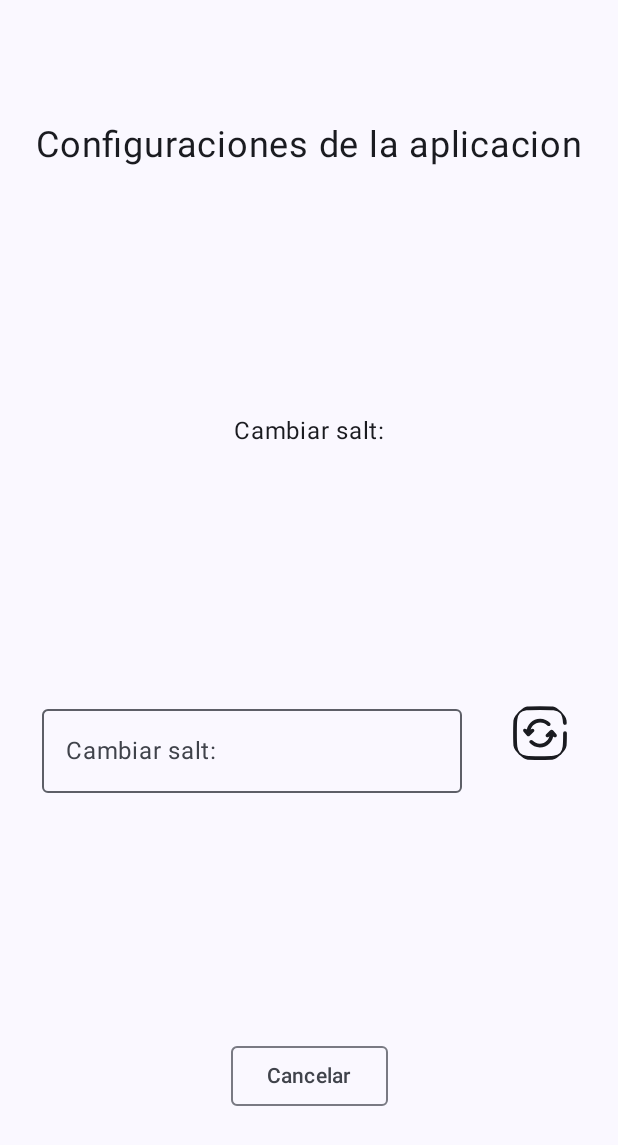
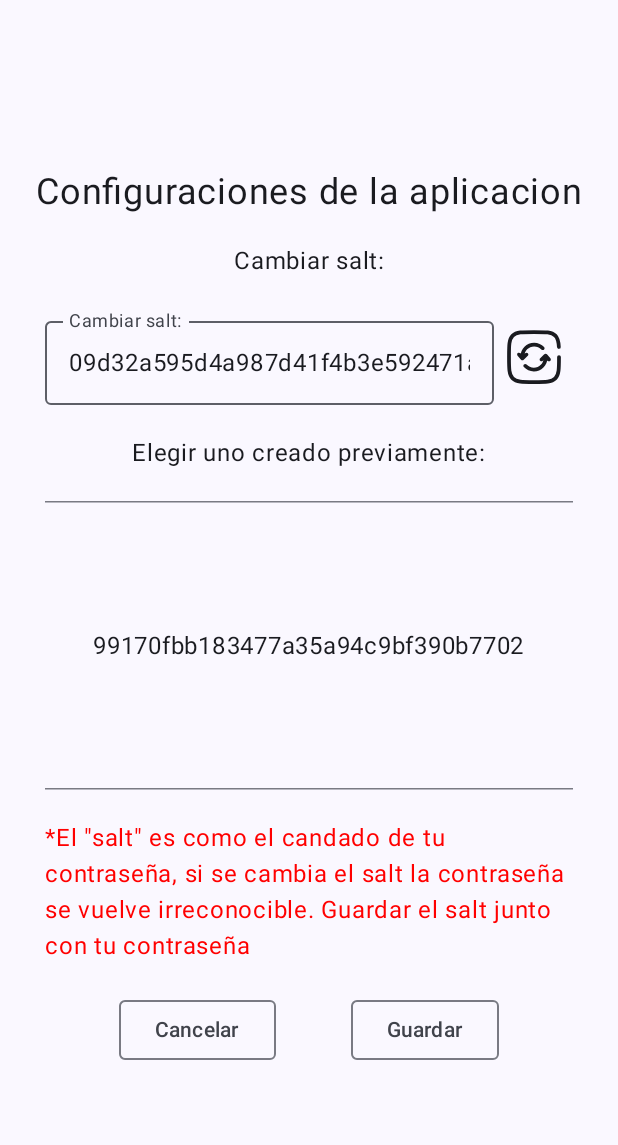
Before and after one commit to AlgorithmHappy/SimplePasswordManagerAndroi, an Android app built with Jetpack Compose: the screen it shows after launch (MainActivity), after a tap on "Abrir configuracion de aplicacion", on a phone screen of 412 x 824 dp. Shown: the top 1145 px of the screen. Run offline under Robolectric (Android 15) with nearby library versions, the phone set to English and light mode, and no system bars; our stand-ins replace Room's generated code.

Commit message:
Ya se finalizo la nueva pantalla del salt, ya tenemos todo para empezar a encriptar la base de datos

```diff
--- a/app/src/main/java/dev/gerardomarquez/simplepasswordmanager/ViewsModels/PasswordsInformationsViewModel.kt
+++ b/app/src/main/java/dev/gerardomarquez/simplepasswordmanager/ViewsModels/PasswordsInformationsViewModel.kt
@@ -15,9 +15,11 @@ import dev.gerardomarquez.simplepasswordmanager.dao.PasswordsInformationsDao
 import dev.gerardomarquez.simplepasswordmanager.entities.PasswordsInformations
 import dev.gerardomarquez.simplepasswordmanager.repositories.AllFilters
 import dev.gerardomarquez.simplepasswordmanager.repositories.SettingsDataStore
+import dev.gerardomarquez.simplepasswordmanager.utils.Constants
 import kotlinx.coroutines.flow.Flow
 import kotlinx.coroutines.flow.flow
 import kotlinx.coroutines.launch
+import java.security.SecureRandom
 
 /**
  * Clase que representa el ViewModel de la vista Main, se esta ocupando el patron arquitectonico
@@ -39,10 +41,24 @@ class PasswordsInformationsViewModel(
     var stateFilters by mutableStateOf(AllFilters())
         private set
 
+    /**
+     * Estado que contiene la lista de salt que se han utilizado en la aplicacion
+     */
+    var stateListSalt by mutableStateOf(emptyList<String>())
+        private set
+
+    /**
+     * Estado que contiene el utlimo salt que utilizo el usuario
+     */
+    var stateSalt by mutableStateOf(String())
+        private set
+
     init {
         viewModelScope.launch {
             getAllPasswordsInformations()
             selectedAllFilters(context)
+            selectedAllSalt(context)
+            selectedOneSalt(context)
         }
     }
 
@@ -476,4 +492,61 @@ class PasswordsInformationsViewModel(
             )
         }
     }
+
+    /**
+     * Metodo que selecciona el salt actual de la aplicacion
+     * @param context Contexto de la aplicacion
+     */
+    private fun selectedAllSalt(context: Context){
+        viewModelScope.launch {
+            if(SettingsDataStore.getAllHexadecimalSalt(context = context).isEmpty() ){
+                SettingsDataStore.saveOneHexadecimalSalt(
+                    context = context,
+                    hexadecimalSalt = ByteArray(16).also { SecureRandom().nextBytes(it) }.joinToString("") { "%02x".format(it) }
+                )
+            }
+            stateListSalt = SettingsDataStore.getAllHexadecimalSalt(context = context)
+
+        }
+    }
+
+    /**
+     * Metodo que selecciona el salt actual de la aplicacion
+     * @param context Contexto de la aplicacion
+     */
+    private fun selectedOneSalt(context: Context){
+        viewModelScope.launch {
+            if(SettingsDataStore.getAllHexadecimalSalt(context = context).isEmpty() ){
+                SettingsDataStore.saveOneHexadecimalSalt(
+                    context = context,
+                    hexadecimalSalt = ByteArray(16).also { SecureRandom().nextBytes(it) }.joinToString("") { "%02x".format(it) }
+                )
+            }
+            stateSalt = SettingsDataStore.getAllHexadecimalSalt(context = context).first()
+
+        }
+    }
+
+    /**
+     * Metodo que guarda un salt
+     * @param context Contexto de la aplicacion
+     * @param salt Salt en hexadecimal
+     */
+    fun saveOneSalt(context: Context, salt: String){
+        viewModelScope.launch {
+            SettingsDataStore.saveOneHexadecimalSalt(context = context, hexadecimalSalt = salt)
+            stateListSalt = SettingsDataStore.getAllHexadecimalSalt(context = context)
+        }
+    }
+
+    /**
+     * Metodo que cambia el salt actual de la aplicacion
+     * @param salt nuevo salt en hexadecimal que se quiere agregar
+     */
+    fun changeSalt(salt: String){
+        viewModelScope.launch {
+            stateSalt = salt
+        }
+    }
+
 }
--- a/app/src/main/java/dev/gerardomarquez/simplepasswordmanager/navigations/NavigationWrapper.kt
+++ b/app/src/main/java/dev/gerardomarquez/simplepasswordmanager/navigations/NavigationWrapper.kt
@@ -113,6 +113,7 @@ fun NavigationWrapper(modifier: Modifier, viewModel: PasswordsInformationsViewMo
         composable<ScreSettings> {
             Settings(
                 modifier = modifier,
+                viewModel = viewModel,
                 navigateToLogin = {
                     navigationController.popBackStack()
                 }
--- a/app/src/main/java/dev/gerardomarquez/simplepasswordmanager/repositories/SettingsDataStore.kt
+++ b/app/src/main/java/dev/gerardomarquez/simplepasswordmanager/repositories/SettingsDataStore.kt
@@ -27,6 +27,7 @@ object SettingsDataStore {
     private val FILTERS_KEY_URL = stringPreferencesKey(name = Constants.SETTINGS_FILTERS_URL)
     private val FILTERS_KEY_EMAIL = stringPreferencesKey(name = Constants.SETTINGS_FILTERS_EMAIL)
     private val FILTERS_KEY_NUMBER = stringPreferencesKey(name = Constants.SETTINGS_FILTERS_NUMBER)
+    private val LIST_SALT_KEY = stringPreferencesKey(name = Constants.SETTINGS_LIST_SALT)
 
     /**
      * Guarda una ruta de una base de datos, esta ruta debe ser la ultima que se creo
@@ -108,4 +109,44 @@ object SettingsDataStore {
         }
         return flowAllFilters.first()
     }
+
+    /**
+     * Guarda una SALT para derivar el password igresado por el usuario y que dicho password sea valido
+     * @param context Contexto de la aplicación
+     * @param hexadecimalSalt Salt en exadecimal para que despues se convirta en un byteArray y que
+     * lo pueda utilizar la libreria de derivacion argon2
+     */
+    suspend fun saveOneHexadecimalSalt(context: Context, hexadecimalSalt: String) {
+        var listDatabasesPaths = getAllHexadecimalSalt(context).toMutableList()
+        if(listDatabasesPaths.contains(hexadecimalSalt) )
+            listDatabasesPaths.remove(hexadecimalSalt)
+        listDatabasesPaths.add(Constants.GLOBAL_START_INDEX, hexadecimalSalt)
+        saveAllHexadecimalSalt(context, listDatabasesPaths)
+    }
+
+    /**
+     * Guarda la lista de SALT's generados por el usuario, la primera es la ultima en
+     * ser agregada
+     * @param context Contexto de la aplicación
+     * @param listHexadecimalSalt Lista de todos los salts generados por el usuario
+     */
+    suspend fun saveAllHexadecimalSalt(context: Context, listHexadecimalSalt: List<String>) {
+        val jsonList = Json.encodeToString(listHexadecimalSalt)
+        context.dataStore.edit { settings ->
+            settings[LIST_SALT_KEY] = jsonList
+        }
+    }
+
+    /**
+     * Consulta todos los salts generados por el usuario
+     * @param context Contexto de la aplicación
+     * @return Lista de todos los salts generados por el usuario
+     */
+    suspend fun getAllHexadecimalSalt(context: Context): List<String> {
+        val flowDatabasesPaths = context.dataStore.data.map { settings ->
+            settings[LIST_SALT_KEY] ?: Constants.GLOBAL_STR_LEFT_BRACKET + Constants.GLOBAL_STR_RIGHT_BRACKET
+        }
+        val jsonString: String = flowDatabasesPaths.first()
+        return Json.decodeFromString(jsonString)
+    }
 }
--- a/app/src/main/java/dev/gerardomarquez/simplepasswordmanager/utils/Constants.kt
+++ b/app/src/main/java/dev/gerardomarquez/simplepasswordmanager/utils/Constants.kt
@@ -137,6 +137,7 @@ class Constants {
         val TEXT_BUTTON_SAVE_FILE: String = "Guardar archivo";
         val TEXT_BUTTON_NEW_INSERT: String = "Insertar nuevo";
         val TEXT_BUTTON_SAVE_FILTERS: String = "Guardar filtros";
+        val TEXT_BUTTON_SAVE_SALT: String = "Guardar";
         val TEXT_BUTTON_SELECT: String = "Seleccionar"
         val TEXT_BUTTON_SELECT_FILE: String = "Seleccionar archivo"
         val TEXT_INSERT_VIEW_INSTRUCTIONS: String = "Los campos marcados con \"*\" son obligatorios y el campo titulo debe ser unico"
@@ -191,7 +192,8 @@ class Constants {
         val TXT_USE_PASSWORD_GENERATED: String = "Usar"
         val TXT_COPY_PASSWORD_GENERATED: String = "Copiar"
         val TXT_SETTINGS_SALT: String = "Cambiar salt:"
-
+        val TXT_SETTINGS_SALT_SELECT: String = "Elegir uno creado previamente:"
+        val TXT_SETTINGS_SALT_WARNING: String = "*El \"salt\" es como el candado de tu contraseña, si se cambia el salt la contraseña se vuelve irreconocible. Guardar el salt junto con tu contraseña"
 
         /**
          * Textos de propiedades de configuracion
@@ -204,6 +206,7 @@ class Constants {
         val SETTINGS_FILTERS_URL: String = "filters_url"
         val SETTINGS_FILTERS_EMAIL: String = "filters_email"
         val SETTINGS_FILTERS_NUMBER: String = "filters_number"
+        val SETTINGS_LIST_SALT: String = "salt_list"
 
         /**
          * Tamaños de dp's
--- a/app/src/main/java/dev/gerardomarquez/simplepasswordmanager/utils/Methods.kt
+++ b/app/src/main/java/dev/gerardomarquez/simplepasswordmanager/utils/Methods.kt
@@ -168,3 +168,15 @@ fun generateSecretKey(password: String, salt: ByteArray): SecretKey {
     // Convierte el hash resultante en una SecretKey AES
     return SecretKeySpec(result.rawHashAsByteArray(), "AES")
 }
+
+/**
+ * Metodo para convertir un String hexadecimal ingresado por el usuario a un ByteArray
+ * @param hexString hexadecimial valido para los salts
+ */
+fun hexStringToByteArray(hexString: String): ByteArray {
+    val hexPattern: String = "^[0-9a-fA-F]+\$"
+    require(hexString.length == 32) { "El texto hexadecimal debe tener una longitud de 32 caracteres 16 bytes" }
+    require(hexString.matches(hexPattern.toRegex() ) ) { "El valor ingresado no es hexadecimal" }
+
+    return hexString.chunked(2).map { it.toInt(16).toByte() }.toByteArray()
+}
--- a/app/src/main/java/dev/gerardomarquez/simplepasswordmanager/views/Settings.kt
+++ b/app/src/main/java/dev/gerardomarquez/simplepasswordmanager/views/Settings.kt
@@ -1,16 +1,23 @@
 package dev.gerardomarquez.simplepasswordmanager.views
 
+import android.widget.Toast
+import androidx.compose.foundation.clickable
 import androidx.compose.foundation.layout.Arrangement
 import androidx.compose.foundation.layout.Column
 import androidx.compose.foundation.layout.Row
+import androidx.compose.foundation.layout.Spacer
 import androidx.compose.foundation.layout.fillMaxWidth
+import androidx.compose.foundation.layout.height
+import androidx.compose.foundation.layout.padding
+import androidx.compose.foundation.lazy.LazyColumn
 import androidx.compose.foundation.shape.RoundedCornerShape
+import androidx.compose.material3.HorizontalDivider
 import androidx.compose.material3.Icon
 import androidx.compose.material3.IconButton
 import androidx.compose.material3.OutlinedButton
 import androidx.compose.material3.OutlinedTextField
 import androidx.compose.material3.Text
-import androidx.compose.material3.TextField
+import androidx.compose.material3.VerticalDivider
 import androidx.compose.runtime.Composable
 import androidx.compose.runtime.getValue
 import androidx.compose.runtime.mutableStateOf
@@ -18,23 +25,28 @@ import androidx.compose.runtime.saveable.rememberSaveable
 import androidx.compose.runtime.setValue
 import androidx.compose.ui.Alignment
 import androidx.compose.ui.Modifier
+import androidx.compose.ui.graphics.Color
+import androidx.compose.ui.platform.LocalContext
 import androidx.compose.ui.res.painterResource
 import androidx.compose.ui.unit.dp
 import androidx.compose.ui.unit.sp
 import dev.gerardomarquez.simplepasswordmanager.R
+import dev.gerardomarquez.simplepasswordmanager.ViewsModels.PasswordsInformationsViewModel
 import dev.gerardomarquez.simplepasswordmanager.utils.Constants
+import dev.gerardomarquez.simplepasswordmanager.utils.hexStringToByteArray
 import java.security.SecureRandom
 
 @Composable
 fun Settings(
     modifier: Modifier,
+    viewModel: PasswordsInformationsViewModel,
     navigateToLogin: () -> Unit,
 ){
-    var salt by rememberSaveable { mutableStateOf("") }
+    val context = LocalContext.current
 
     Column(
         modifier = modifier,
-        verticalArrangement = Arrangement.SpaceAround,
+        verticalArrangement = Arrangement.spacedBy(20.dp, Alignment.CenterVertically),
         horizontalAlignment = Alignment.CenterHorizontally
     ) {
         Text(
@@ -45,16 +57,28 @@ fun Settings(
             text = Constants.TXT_SETTINGS_SALT
         )
         Row(
-            modifier = Modifier.fillMaxWidth(),
+            modifier = Modifier.fillMaxWidth().padding(horizontal = 30.dp),
             horizontalArrangement = Arrangement.SpaceEvenly,
+            verticalAlignment = Alignment.CenterVertically
         ){
             OutlinedTextField(
-                value = salt,
-                onValueChange = { it -> salt = it },
+                modifier = Modifier.weight(0.85f),
+                value = viewModel.stateSalt,
+                onValueChange = { it -> viewModel.changeSalt(salt = it) },
+                singleLine = true,
                 label = { Text(text = Constants.TXT_SETTINGS_SALT) }
             )
             IconButton(
-                onClick = { salt = ByteArray(16).also { SecureRandom().nextBytes(it) }.joinToString("") { "%02x".format(it) } }
+                modifier = Modifier.weight(0.15f),
+                onClick = {
+                    viewModel.changeSalt(
+                        salt = ByteArray(16).also {
+                        SecureRandom().nextBytes(it)
+                        }.joinToString("") {
+                            "%02x".format(it)
+                        }
+                    )
+                }
             ) {
                 Icon(
                     painter = painterResource(id = R.drawable.refresh_square_svgrepo_com),
@@ -62,6 +86,39 @@ fun Settings(
                 )
             }
         }
+        Text(
+            text = Constants.TXT_SETTINGS_SALT_SELECT
+        )
+        HorizontalDivider(modifier = Modifier.padding(horizontal = 30.dp) )
+        LazyColumn(
+            modifier = Modifier
+                .fillMaxWidth()
+                .height(150.dp)
+                .padding(horizontal = 30.dp),
+            verticalArrangement = Arrangement.spacedBy(10.dp, Alignment.CenterVertically),
+            horizontalAlignment = Alignment.CenterHorizontally
+        ) {
+            items(viewModel.stateListSalt.size){
+                Text(
+                    modifier = Modifier
+                        .clickable {
+                            viewModel.changeSalt(salt = viewModel.stateListSalt.get(it) )
+                        },
+                    text = viewModel.stateListSalt.get(it)
+                )
+            }
+        }
+        HorizontalDivider(modifier = Modifier.padding(horizontal = 30.dp) )
+        Text(
+            modifier = Modifier.padding(horizontal = 30.dp),
+            text = Constants.TXT_SETTINGS_SALT_WARNING,
+            color = Color.Red,
+        )
+        Row(
+            modifier = Modifier.fillMaxWidth().padding(horizontal = 30.dp),
+            horizontalArrangement = Arrangement.SpaceEvenly,
+            verticalAlignment = Alignment.CenterVertically
+        ){
             OutlinedButton(
                 onClick = navigateToLogin,
                 shape = RoundedCornerShape(Constants.DP_ROUNDED_BUTTON.dp)
@@ -70,5 +127,22 @@ fun Settings(
                     text = Constants.TEXT_BUTTON_CANCEL
                 )
             }
+            OutlinedButton(
+                onClick = {
+                    try {
+                        val auxiliar: ByteArray = hexStringToByteArray(viewModel.stateSalt) // Validar si es correcto el string
+                        viewModel.saveOneSalt(context = context, salt = viewModel.stateSalt )
+                        navigateToLogin()
+                    } catch (e: Exception) { // Si truena en la validacion
+                        Toast.makeText(context, e.message, Toast.LENGTH_LONG).show()
+                    }
+                },
+                shape = RoundedCornerShape(Constants.DP_ROUNDED_BUTTON.dp)
+            ) {
+                Text(
+                    text = Constants.TEXT_BUTTON_SAVE_SALT
+                )
             }
         }
+    }
+}
```
Lines whose indentation alone changed are shown as unchanged.
